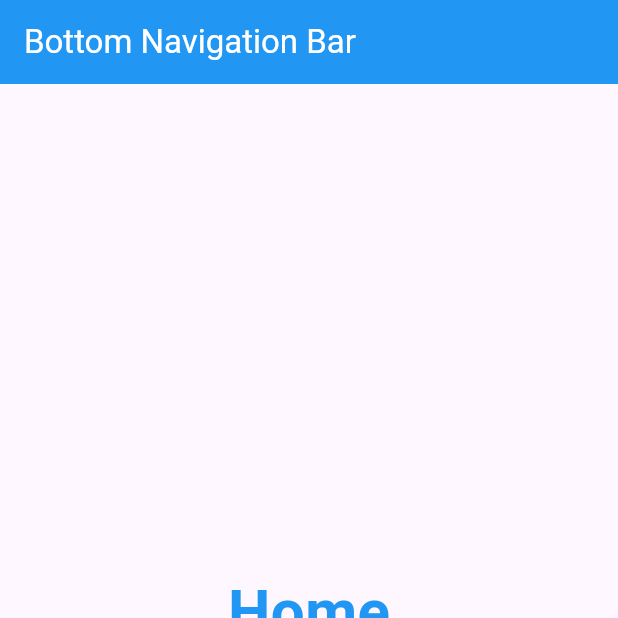
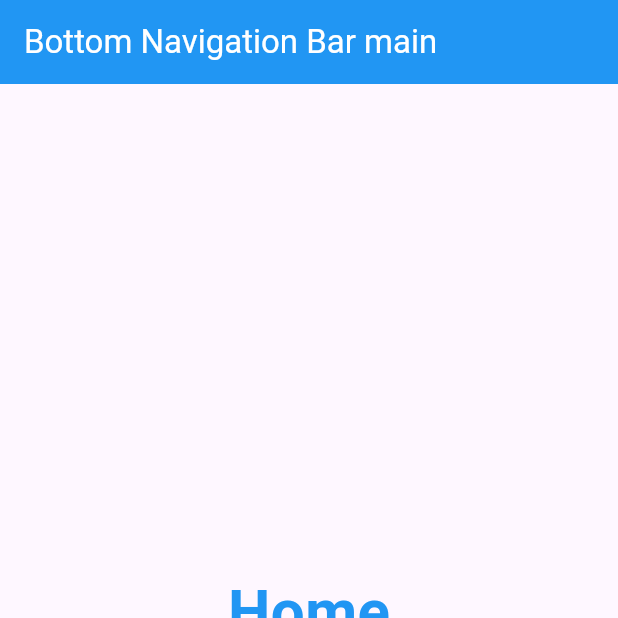
Before and after one commit to 106171-source/tma3084_selab_106171_lab5_lesson07, a Flutter app: the screen it shows after launch, on a phone screen of 412 x 824 dp, the top half of it. Run offline on Flutter 3.47's test engine with Material 3 defaults, Android fonts, the phone set to English and light mode, and no system bars.

Commit message:
Update bottom navigation app title
Changed the app bar title in BottomNavLab to include the suffix "main".

```diff
--- a/bottom_navigator_bar_lab/lib/main.dart
+++ b/bottom_navigator_bar_lab/lib/main.dart
@@ -40,7 +40,7 @@ class _BottomNavLabState extends State<BottomNavLab> {
   Widget build(BuildContext context) {
     return Scaffold(
       appBar: AppBar(
-        title: const Text('Bottom Navigation Bar'),
+        title: const Text('Bottom Navigation Bar main'),
         backgroundColor: Colors.blue,
         foregroundColor: Colors.white,
       ),
```
